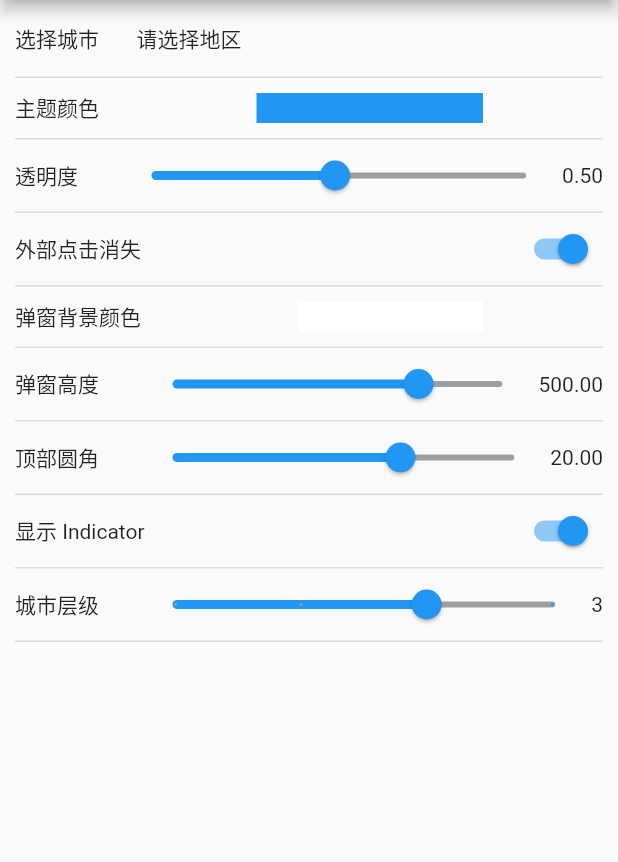
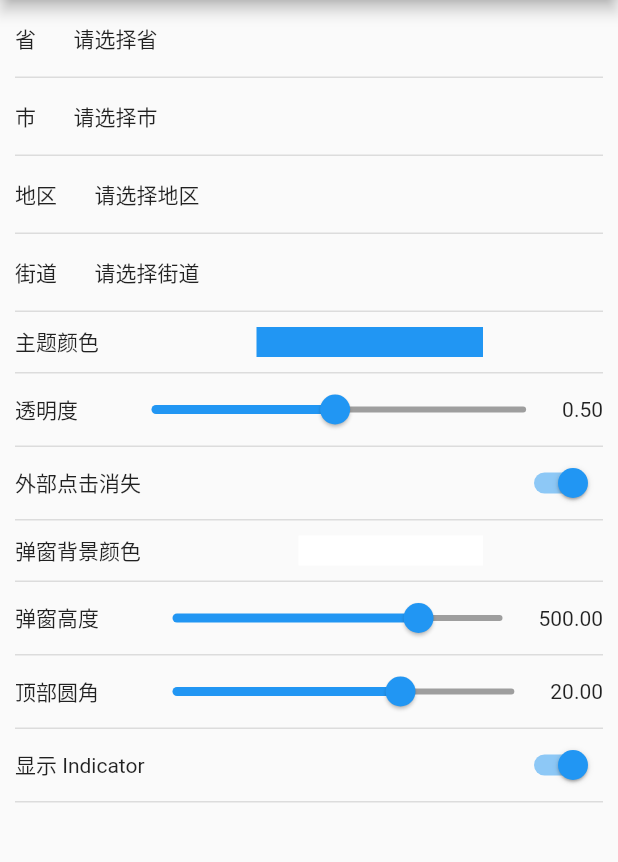
Before and after one commit to wenchaosong/FlutterCityPicker, a Flutter app: the screen it shows after launch, on a phone screen of 412 x 824 dp, the part 84-946 px from its top. Run offline on Flutter 3.47's test engine with Material 2 defaults, Android fonts, the phone set to English and light mode, and no system bars; our stand-ins replace dio, flutter_colorpicker; missing offline and left inert: lpinyin.

Commit message:
添加同个页面多个类型的例子

```diff
--- a/example/lib/main.dart
+++ b/example/lib/main.dart
@@ -46,7 +46,10 @@ class HomeWidgetState extends State<HomeWidget>
     with SingleTickerProviderStateMixin
     implements CityPickerListener {
   AnimationController? _animationController;
-  String _address = "请选择地区";
+  String _addressProvince = "请选择省";
+  String _addressCity = "请选择市";
+  String _addressArea = "请选择地区";
+  String _addressStreet = "请选择街道";
   Color _themeColor = Colors.blue;
   Color _backgroundColor = Colors.white;
   double _height = 500.0;
@@ -54,8 +57,16 @@ class HomeWidgetState extends State<HomeWidget>
   double _corner = 20;
   bool _dismissible = true;
   bool _showTabIndicator = true;
-  int _streetNum = 3;
-  List<AddressNode> _selectedAddress = [];
+  List<AddressNode> _selectProvince = [];
+  List<AddressNode> _selectCity = [];
+  List<AddressNode> _selectArea = [];
+  List<AddressNode> _selectStreet = [];
+
+  /// 0: 省
+  /// 1: 市
+  /// 2: 地区
+  /// 3: 街道
+  int _currentType = 0;
 
   @override
   void initState() {
@@ -63,11 +74,11 @@ class HomeWidgetState extends State<HomeWidget>
 
     _animationController = AnimationController(
       vsync: this,
-      duration: Duration(milliseconds: 100),
+      duration: Duration(milliseconds: 200),
     );
   }
 
-  void show() {
+  void show(List<AddressNode> initData) {
     CityPicker.show(
       context: context,
       animController: _animationController,
@@ -115,7 +126,7 @@ class HomeWidgetState extends State<HomeWidget>
           fontWeight: FontWeight.bold,
           color: Theme.of(context).primaryColor),
       itemUnSelectedTextStyle: TextStyle(fontSize: 14, color: Colors.black54),
-      initialAddress: _selectedAddress,
+      initialAddress: initData,
       cityPickerListener: this,
     );
   }
@@ -284,30 +295,6 @@ class HomeWidgetState extends State<HomeWidget>
         ));
   }
 
-  Widget _buildStreet() {
-    return Row(
-      children: <Widget>[
-        Expanded(
-          flex: 1,
-          child: Slider(
-            value: _streetNum.toDouble(),
-            min: 1,
-            max: 4,
-            divisions: 3,
-            activeColor: Theme.of(context).primaryColor,
-            inactiveColor: Colors.grey,
-            onChanged: (double) {
-              setState(() {
-                _streetNum = double.toInt();
-              });
-            },
-          ),
-        ),
-        Text("${_streetNum.toStringAsFixed(0)}")
-      ],
-    );
-  }
-
   @override
   Widget build(BuildContext context) {
     return Scaffold(
@@ -319,12 +306,58 @@ class HomeWidgetState extends State<HomeWidget>
         child: Column(
           children: [
             ItemTextWidget(
-              title: '选择城市',
+              title: '省',
               subWidget: InkWell(
-                onTap: () => show(),
+                onTap: () {
+                  _currentType = 0;
+                  setState(() {});
+                  show(_selectProvince);
+                },
                 child: Padding(
                   padding: EdgeInsets.fromLTRB(0, 15, 0, 15),
-                  child: Text(_address),
+                  child: Text(_addressProvince),
+                ),
+              ),
+            ),
+            ItemTextWidget(
+              title: '市',
+              subWidget: InkWell(
+                onTap: () {
+                  _currentType = 1;
+                  setState(() {});
+                  show(_selectCity);
+                },
+                child: Padding(
+                  padding: EdgeInsets.fromLTRB(0, 15, 0, 15),
+                  child: Text(_addressCity),
+                ),
+              ),
+            ),
+            ItemTextWidget(
+              title: '地区',
+              subWidget: InkWell(
+                onTap: () {
+                  _currentType = 2;
+                  setState(() {});
+                  show(_selectArea);
+                },
+                child: Padding(
+                  padding: EdgeInsets.fromLTRB(0, 15, 0, 15),
+                  child: Text(_addressArea),
+                ),
+              ),
+            ),
+            ItemTextWidget(
+              title: '街道',
+              subWidget: InkWell(
+                onTap: () {
+                  _currentType = 3;
+                  setState(() {});
+                  show(_selectStreet);
+                },
+                child: Padding(
+                  padding: EdgeInsets.fromLTRB(0, 15, 0, 15),
+                  child: Text(_addressStreet),
                 ),
               ),
             ),
@@ -335,7 +368,6 @@ class HomeWidgetState extends State<HomeWidget>
             ItemTextWidget(title: '弹窗高度', subWidget: _buildHeight()),
             ItemTextWidget(title: '顶部圆角', subWidget: _buildCorner()),
             ItemTextWidget(title: '显示 Indicator', subWidget: _buildIndicator()),
-            ItemTextWidget(title: '城市层级', subWidget: _buildStreet()),
           ],
         ),
       ),
@@ -346,19 +378,19 @@ class HomeWidgetState extends State<HomeWidget>
   Future<List<AddressNode>> onDataLoad(
       int index, String code, String name) async {
     print("onDataLoad ---> $index $name");
-    await Future.delayed(Duration(milliseconds: 100));
 
     if (index == 0) {
+      await Future.delayed(Duration(milliseconds: 200));
       return HttpUtils.getCityData("");
     } else {
-      if (_streetNum == 1) {
+      if (_currentType == 0) {
         return Future.value([]);
-      } else if (_streetNum == 2) {
+      } else if (_currentType == 1) {
         if (index == 2) {
           return Future.value([]);
         }
         return HttpUtils.getCityData(name);
-      } else if (_streetNum == 3) {
+      } else if (_currentType == 2) {
         if (index == 3) {
           return Future.value([]);
         }
@@ -373,21 +405,28 @@ class HomeWidgetState extends State<HomeWidget>
   void onFinish(List<AddressNode> data) {
     print("onFinish");
     if (data.isNotEmpty) {
-      _address = "";
-      if (data.length > 0) {
-        _address += (data[0].name! + " ");
+      if (_currentType == 0) {
+        _addressProvince = data[0].name!;
+        _selectProvince = data;
+      } else if (_currentType == 1) {
+        _addressCity = data[0].name! + " " + data[1].name!;
+        _selectCity = data;
+      } else if (_currentType == 2) {
+        _addressArea =
+            data[0].name! + " " + data[1].name! + " " + data[2].name!;
+        _selectArea = data;
+      } else {
+        _addressStreet = data[0].name! +
+            " " +
+            data[1].name! +
+            " " +
+            data[2].name! +
+            " " +
+            data[3].name!;
+        _selectStreet = data;
       }
-      if (data.length > 1) {
-        _address += (data[1].name! + " ");
-      }
-      if (data.length > 2) {
-        _address += (data[2].name! + " ");
-      }
-      if (data.length > 3) {
-        _address += (data[3].name! + " ");
-      }
-      _selectedAddress = data;
+
+      setState(() {});
     }
-    setState(() {});
   }
 }
```
